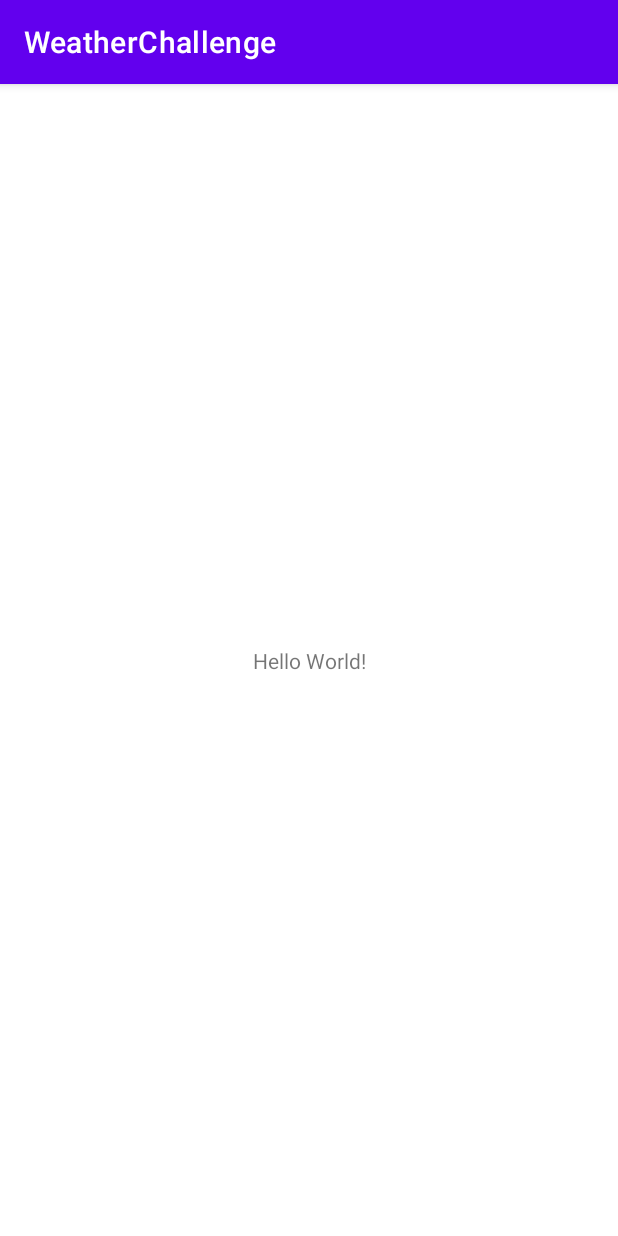
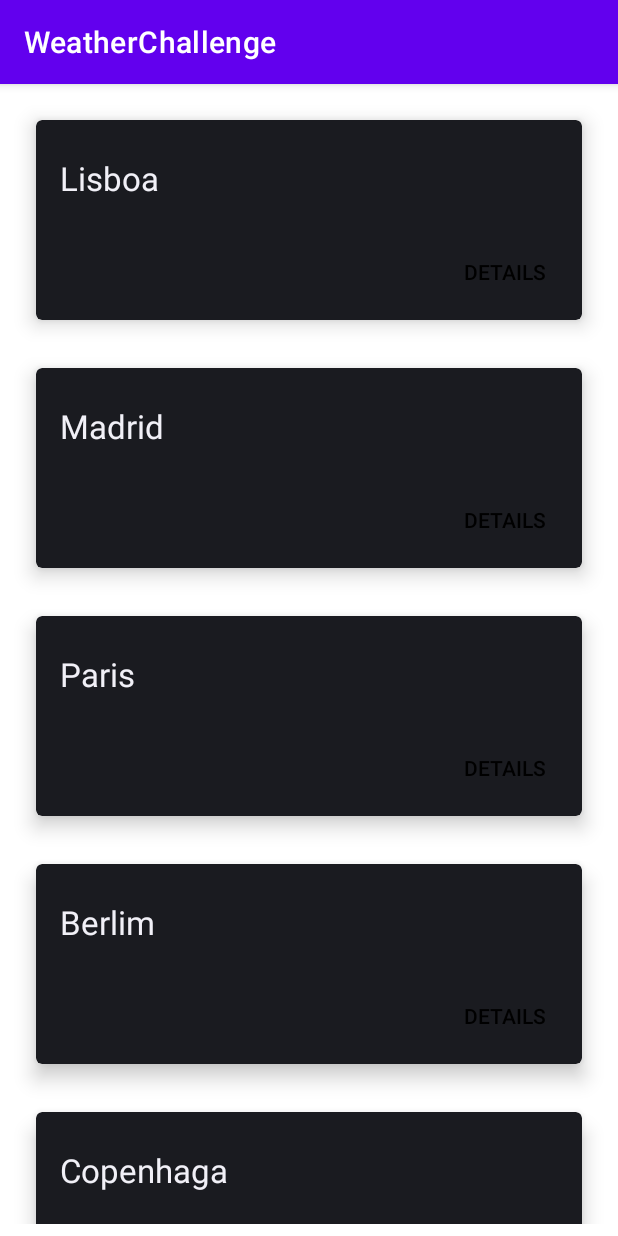
Before and after one commit to fsampson30/WeatherChallenge, an Android app: the screen it shows after launch (MainActivity), on a phone screen of 412 x 824 dp. Run offline under Robolectric (Android 15) with nearby library versions, the phone set to English and light mode, and no system bars.

Commit message:
MainActivity.kt showing a list of Countries.

```diff
--- a/app/build.gradle
+++ b/app/build.gradle
@@ -39,6 +39,9 @@ dependencies {
     implementation 'androidx.appcompat:appcompat:1.3.1'
     implementation 'com.google.android.material:material:1.4.0'
     implementation 'androidx.constraintlayout:constraintlayout:2.1.2'
+    implementation 'com.squareup.retrofit2:retrofit:2.9.0'
+    implementation 'com.squareup.retrofit2:converter-gson:2.9.0'
+
     testImplementation 'junit:junit:4.+'
     androidTestImplementation 'androidx.test.ext:junit:1.1.3'
     androidTestImplementation 'androidx.test.espresso:espresso-core:3.4.0'
--- a/app/src/main/java/com/sampson/weatherchallenge/MainActivity.kt
+++ b/app/src/main/java/com/sampson/weatherchallenge/MainActivity.kt
@@ -2,10 +2,20 @@ package com.sampson.weatherchallenge
 
 import androidx.appcompat.app.AppCompatActivity
 import android.os.Bundle
+import androidx.recyclerview.widget.LinearLayoutManager
+import androidx.recyclerview.widget.RecyclerView
+import com.sampson.weatherchallenge.controller.CountryAdapter
 
 class MainActivity : AppCompatActivity() {
     override fun onCreate(savedInstanceState: Bundle?) {
         super.onCreate(savedInstanceState)
         setContentView(R.layout.activity_main)
+
+        val rvCountryList = findViewById<RecyclerView>(R.id.rvCountryListMainActivity)
+
+        val adapter = CountryAdapter(baseContext)
+        rvCountryList.layoutManager = LinearLayoutManager(baseContext)
+        rvCountryList.adapter = adapter
+
     }
 }
--- /dev/null
+++ b/app/src/main/java/com/sampson/weatherchallenge/controller/CountryAdapter.kt
@@ -0,0 +1,32 @@
+package com.sampson.weatherchallenge.controller
+
+import android.content.Context
+import android.view.LayoutInflater
+import android.view.View
+import android.view.ViewGroup
+import android.widget.TextView
+import androidx.recyclerview.widget.RecyclerView
+import com.sampson.weatherchallenge.R
+import com.sampson.weatherchallenge.model.PopulateCountryList
+
+class CountryAdapter(
+    val context: Context
+) : RecyclerView.Adapter<CountryAdapter.CountryViewHolder>() {
+
+    var countryList = PopulateCountryList.populateList()
+
+    class CountryViewHolder (itemView: View) : RecyclerView.ViewHolder(itemView){
+        val txtCountryName = itemView.findViewById<TextView>(R.id.txtCountryNameListView)
+    }
+
+    override fun onCreateViewHolder(parent: ViewGroup, viewType: Int): CountryViewHolder {
+        val view = LayoutInflater.from(context).inflate(R.layout.country_list_item, parent, false)
+        return CountryViewHolder(view)
+    }
+
+    override fun onBindViewHolder(holder: CountryViewHolder, position: Int) {
+        holder.txtCountryName.text = countryList[position]
+    }
+
+    override fun getItemCount() = countryList.size
+}
--- /dev/null
+++ b/app/src/main/java/com/sampson/weatherchallenge/model/PopulateCountryList.kt
@@ -0,0 +1,21 @@
+package com.sampson.weatherchallenge.model
+
+class PopulateCountryList {
+
+    companion object {
+        var countryList = mutableListOf<String>()
+        fun populateList() : List<String>{
+            countryList.add("Lisboa")
+            countryList.add("Madrid")
+            countryList.add("Paris")
+            countryList.add("Berlim")
+            countryList.add("Copenhaga")
+            countryList.add("Roma")
+            countryList.add("Londres")
+            countryList.add("Dublin")
+            countryList.add("Praga")
+            countryList.add("Viena")
+            return countryList
+        }
+    }
+}
--- a/app/src/main/res/layout/activity_main.xml
+++ b/app/src/main/res/layout/activity_main.xml
@@ -6,13 +6,16 @@
     android:layout_height="match_parent"
     tools:context=".MainActivity">
 
-    <TextView
-        android:layout_width="wrap_content"
-        android:layout_height="wrap_content"
-        android:text="Hello World!"
+    <androidx.recyclerview.widget.RecyclerView
+        android:id="@+id/rvCountryListMainActivity"
+        android:layout_width="match_parent"
+        android:layout_height="match_parent"
+        android:layout_marginStart="8dp"
+        android:layout_marginTop="8dp"
+        android:layout_marginEnd="8dp"
+        android:layout_marginBottom="8dp"
         app:layout_constraintBottom_toBottomOf="parent"
-        app:layout_constraintLeft_toLeftOf="parent"
-        app:layout_constraintRight_toRightOf="parent"
+        app:layout_constraintEnd_toEndOf="parent"
+        app:layout_constraintStart_toStartOf="parent"
         app:layout_constraintTop_toTopOf="parent" />
-
 </androidx.constraintlayout.widget.ConstraintLayout>
--- /dev/null
+++ b/app/src/main/res/layout/country_list_item.xml
@@ -0,0 +1,47 @@
+<?xml version="1.0" encoding="utf-8"?>
+<androidx.cardview.widget.CardView xmlns:android="http://schemas.android.com/apk/res/android"
+    android:layout_width="match_parent"
+    android:layout_height="wrap_content"
+    xmlns:app="http://schemas.android.com/apk/res-auto"
+    android:layout_margin="16dp"
+    app:cardCornerRadius="4dp"
+    app:cardElevation="8dp">
+
+    <LinearLayout
+        android:layout_width="match_parent"
+        android:layout_height="match_parent"
+        android:orientation="vertical">
+
+        <LinearLayout
+            android:layout_width="match_parent"
+            android:layout_height="wrap_content"
+            android:layout_marginTop="24dp"
+            android:layout_marginLeft="16dp"
+            android:layout_marginRight="16dp"
+            android:layout_marginBottom="16dp"
+            android:orientation="vertical">
+
+            <TextView
+                android:id="@+id/txtCountryNameListView"
+                android:layout_width="wrap_content"
+                android:layout_height="wrap_content"
+                android:text="@string/country_name"
+                android:textAppearance="@style/TextAppearance.AppCompat.Large"/>
+
+        </LinearLayout>
+
+        <Button
+            android:id="@+id/btnDetailListView"
+            style="@style/Widget.AppCompat.Button.Borderless"
+            android:layout_width="wrap_content"
+            android:layout_height="wrap_content"
+            android:layout_gravity="right"
+            android:layout_margin="8dp"
+            android:text="@string/details"
+            android:textColor="#000000" />
+
+    </LinearLayout>
+
+
+
+</androidx.cardview.widget.CardView>
--- a/app/src/main/res/values/strings.xml
+++ b/app/src/main/res/values/strings.xml
@@ -1,3 +1,8 @@
 <resources>
     <string name="app_name">WeatherChallenge</string>
+    <string name="country_name">CountryName</string>
+    <string name="country_title">Title</string>
+    <string name="details">Details</string>
+    <string name="country_max">Max Temp</string>
+    <string name="country_min">Min Temp</string>
 </resources>
```
Also changed, not shown: app/src/main/java/com/sampson/weatherchallenge/ApiService.kt (added, +11 -0 lines), app/src/main/java/com/sampson/weatherchallenge/model/Country.kt (added, +14 -0 lines), app/src/main/res/layout/country_item_details.xml (added, +99 -0 lines).
